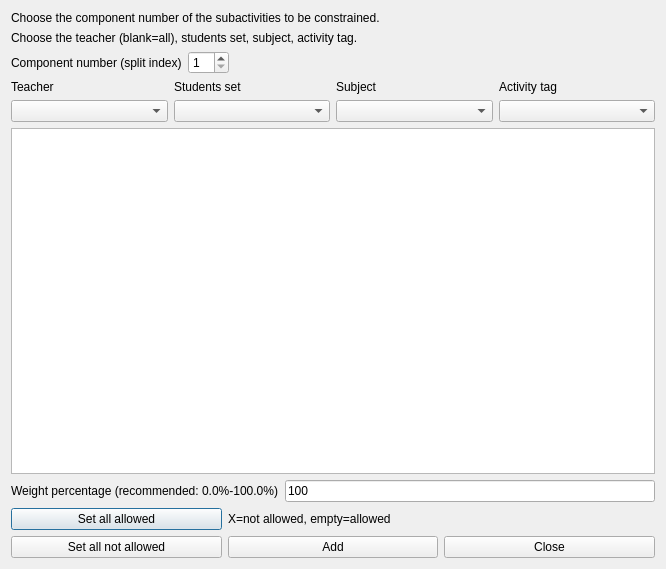
Before: the Qt Designer form src/interface/addconstraintsubactivitiespreferredstartingtimesform_template.ui in karandit/fet, drawn with Qt 5.
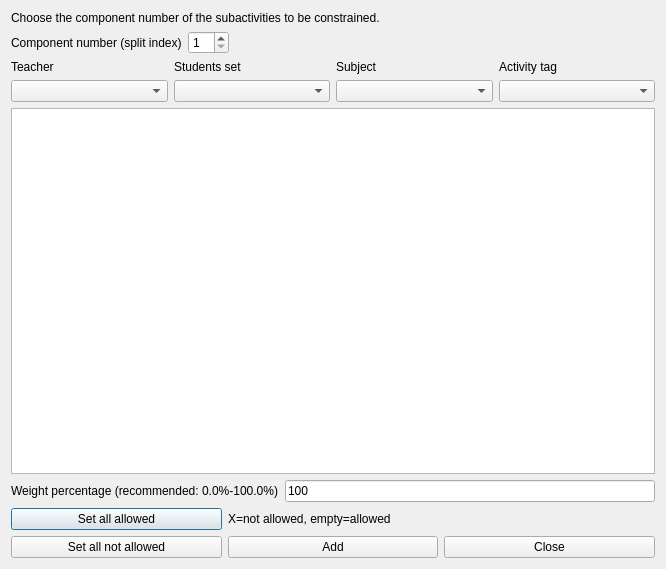
After: the same form once the commit is applied.

The edit to the form file:
```diff
--- a/src/interface/addconstraintsubactivitiespreferredstartingtimesform_template.ui
+++ b/src/interface/addconstraintsubactivitiespreferredstartingtimesform_template.ui
@@ -31,22 +31,6 @@
     </widget>
    </item>
    <item row="1" column="0">
-    <widget class="QLabel" name="textLabel1_2">
-     <property name="sizePolicy">
-      <sizepolicy hsizetype="Minimum" vsizetype="Minimum">
-       <horstretch>0</horstretch>
-       <verstretch>0</verstretch>
-      </sizepolicy>
-     </property>
-     <property name="text">
-      <string>Choose the teacher (blank=all), students set, subject, activity tag.</string>
-     </property>
-     <property name="wordWrap">
-      <bool>true</bool>
-     </property>
-    </widget>
-   </item>
-   <item row="2" column="0">
     <layout class="QHBoxLayout" name="componentBoxLayout">
      <item>
       <widget class="QLabel" name="textLabel1">
@@ -84,6 +68,9 @@
     </layout>
    </item>
    <item row="3" column="0">
+    <widget class="QTableWidget" name="preferredTimesTable"/>
+   </item>
+   <item row="2" column="0">
     <layout class="QGridLayout" name="filterGridLayout">
      <item row="0" column="3">
       <widget class="QLabel" name="activityTagsTextLabel">
@@ -139,9 +126,6 @@
      </item>
     </layout>
    </item>
-   <item row="4" column="0">
-    <widget class="QTableWidget" name="preferredTimesTable"/>
-   </item>
    <item row="5" column="0">
     <layout class="QHBoxLayout" name="weightBoxLayout">
      <item>
```
Left out of the diff: 86 changed lines with no effect on the pictures.
